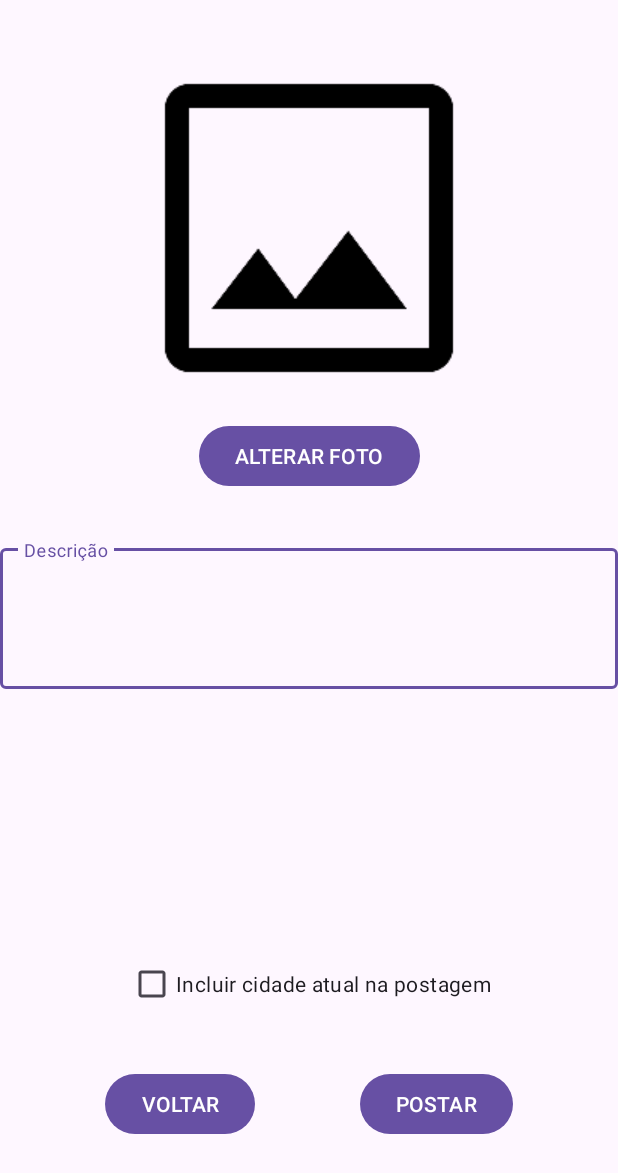
After one commit to Matheus-Mantovani/micro-rede-social, an Android app: the NewPostActivity screen opened directly, with no data from a screen before it, on a phone screen of 412 x 824 dp. The commit adds this screen. Shown: the top 1173 px of the screen. Run offline under Robolectric (Android 15) with nearby library versions, the phone set to English and light mode, and no system bars; our stand-ins replace Firebase (no records; nobody signed in at launch, a user with empty details on screens opened directly); pictures from the network do not load.

Commit message:
atualizacao nas interfaces e implementacao do NewPostActivity

```diff
--- a/app/build.gradle.kts
+++ b/app/build.gradle.kts
@@ -53,6 +53,7 @@ dependencies {
     implementation(libs.firebase.firestore)
     implementation(libs.jetbrains.kotlinx.coroutines.play.services)
     implementation(libs.volley)
+    implementation(libs.play.services.location)
     testImplementation(libs.junit)
     androidTestImplementation(libs.androidx.junit)
     androidTestImplementation(libs.androidx.espresso.core)
--- a/app/src/main/AndroidManifest.xml
+++ b/app/src/main/AndroidManifest.xml
@@ -4,6 +4,8 @@
 
     <uses-permission android:name="android.permission.INTERNET" />
     <uses-permission android:name="android.permission.POST_NOTIFICATIONS" />
+    <uses-permission android:name="android.permission.ACCESS_FINE_LOCATION" />
+    <uses-permission android:name="android.permission.ACCESS_COARSE_LOCATION" />
 
     <application
         android:allowBackup="true"
@@ -40,6 +42,9 @@
         <activity
             android:name=".PostActivity"
             android:exported="false" />
+        <activity
+            android:name=".NewPostActivity"
+            android:exported="false" />
     </application>
 
 </manifest>
--- a/app/src/main/java/br/edu/ifsp/dmo2/redesocial/LoginActivity.kt
+++ b/app/src/main/java/br/edu/ifsp/dmo2/redesocial/LoginActivity.kt
@@ -38,6 +38,7 @@ class LoginActivity : AppCompatActivity() {
 
         binding.btnVoltar.setOnClickListener {
             startActivity(Intent(this, MainActivity::class.java))
+            finish()
         }
     }
 }
--- a/app/src/main/java/br/edu/ifsp/dmo2/redesocial/MainActivity.kt
+++ b/app/src/main/java/br/edu/ifsp/dmo2/redesocial/MainActivity.kt
@@ -27,10 +27,12 @@ class MainActivity : AppCompatActivity() {
     private fun setOnClickListener() {
         binding.btnLogin.setOnClickListener {
             startActivity(Intent(this, LoginActivity::class.java))
+            finish()
         }
 
         binding.btnSignup.setOnClickListener {
             startActivity(Intent(this, SignUpActivity::class.java))
+            finish()
         }
     }
 }
--- a/app/src/main/java/br/edu/ifsp/dmo2/redesocial/model/Post.kt
+++ b/app/src/main/java/br/edu/ifsp/dmo2/redesocial/model/Post.kt
@@ -3,11 +3,11 @@ package br.edu.ifsp.dmo2.redesocial.model
 import android.graphics.Bitmap
 
 class Post(private val descricao: String, private val foto: Bitmap) {
-    public fun getDescricao(): String {
+    fun getDescricao(): String {
         return descricao
     }
 
-    public fun getFoto(): Bitmap {
+    fun getFoto(): Bitmap {
         return foto
     }
 }
--- a/app/src/main/res/layout/activity_login.xml
+++ b/app/src/main/res/layout/activity_login.xml
@@ -2,7 +2,6 @@
 <androidx.constraintlayout.widget.ConstraintLayout xmlns:android="http://schemas.android.com/apk/res/android"
     xmlns:app="http://schemas.android.com/apk/res-auto"
     xmlns:tools="http://schemas.android.com/tools"
-    android:id="@+id/main"
     android:layout_width="match_parent"
     android:layout_height="match_parent"
     android:layout_margin="8dp"
--- /dev/null
+++ b/app/src/main/res/layout/activity_new_post.xml
@@ -0,0 +1,94 @@
+<?xml version="1.0" encoding="utf-8"?>
+<androidx.constraintlayout.widget.ConstraintLayout xmlns:android="http://schemas.android.com/apk/res/android"
+    xmlns:app="http://schemas.android.com/apk/res-auto"
+    xmlns:tools="http://schemas.android.com/tools"
+    android:layout_width="match_parent"
+    android:layout_height="match_parent"
+    android:layout_margin="8dp"
+    tools:context=".NewPostActivity">
+
+    <ImageView
+        android:id="@+id/image_new_post"
+        android:layout_width="256dp"
+        android:layout_height="256dp"
+        android:layout_margin="24dp"
+        android:src="@drawable/image_256dp"
+        app:layout_constraintEnd_toEndOf="parent"
+        app:layout_constraintStart_toStartOf="parent"
+        app:layout_constraintTop_toTopOf="parent" />
+
+    <Button
+        android:id="@+id/button_change_photo"
+        android:layout_width="wrap_content"
+        android:layout_height="wrap_content"
+        android:text="ALTERAR FOTO"
+        app:layout_constraintEnd_toEndOf="parent"
+        app:layout_constraintStart_toStartOf="parent"
+        app:layout_constraintTop_toBottomOf="@id/image_new_post" />
+
+    <com.google.android.material.textfield.TextInputLayout
+        android:id="@+id/input_descricao_container"
+        android:layout_width="match_parent"
+        android:layout_height="0dp"
+        android:layout_marginTop="32dp"
+        android:layout_marginBottom="16dp"
+        android:hint="Descrição"
+        app:layout_constraintBottom_toTopOf="@id/checkbox_incluir_endereco"
+        app:layout_constraintEnd_toEndOf="parent"
+        app:layout_constraintStart_toStartOf="parent"
+        app:layout_constraintTop_toBottomOf="@id/button_change_photo">
+
+        <com.google.android.material.textfield.TextInputEditText
+            android:id="@+id/input_descricao"
+            android:layout_width="match_parent"
+            android:layout_height="wrap_content"
+            android:gravity="top"
+            android:minLines="3" />
+    </com.google.android.material.textfield.TextInputLayout>
+
+    <CheckBox
+        android:id="@+id/checkbox_incluir_endereco"
+        android:layout_width="wrap_content"
+        android:layout_height="wrap_content"
+        android:layout_marginBottom="32dp"
+        android:text="Incluir cidade atual na postagem"
+        app:layout_constraintBottom_toTopOf="@id/button_voltar"
+        app:layout_constraintEnd_toEndOf="parent"
+        app:layout_constraintStart_toStartOf="parent" />
+
+    <Button
+        android:id="@+id/button_voltar"
+        android:layout_width="wrap_content"
+        android:layout_height="wrap_content"
+        android:text="VOLTAR"
+        app:layout_constraintBottom_toBottomOf="@id/button_postar"
+        app:layout_constraintEnd_toStartOf="@+id/button_postar"
+        app:layout_constraintStart_toStartOf="parent" />
+
+    <Button
+        android:id="@+id/button_postar"
+        android:layout_width="wrap_content"
+        android:layout_height="wrap_content"
+        android:layout_marginBottom="64dp"
+        android:text="POSTAR"
+        app:layout_constraintBottom_toBottomOf="parent"
+        app:layout_constraintEnd_toEndOf="parent"
+        app:layout_constraintStart_toEndOf="@id/button_voltar" />
+
+    <FrameLayout
+        android:id="@+id/loadingOverlay"
+        android:layout_width="match_parent"
+        android:layout_height="match_parent"
+        android:background="#80000000"
+        android:visibility="gone"
+        android:clickable="true"
+        android:focusable="true">
+
+        <ProgressBar
+            android:id="@+id/progressBar"
+            android:layout_width="wrap_content"
+            android:layout_height="wrap_content"
+            android:layout_gravity="center"/>
+    </FrameLayout>
+
+</androidx.constraintlayout.widget.ConstraintLayout>
--- a/gradle/libs.versions.toml
+++ b/gradle/libs.versions.toml
@@ -17,6 +17,7 @@ credentialsPlayServicesAuth = "1.5.0"
 googleid = "1.1.1"
 firebaseFirestore = "25.1.3"
 volley = "1.2.1"
+playServicesLocation = "21.3.0"
 
 [libraries]
 androidx-core-ktx = { group = "androidx.core", name = "core-ktx", version.ref = "coreKtx" }
@@ -34,6 +35,7 @@ androidx-credentials-play-services-auth = { group = "androidx.credentials", name
 googleid = { group = "com.google.android.libraries.identity.googleid", name = "googleid", version.ref = "googleid" }
 firebase-firestore = { group = "com.google.firebase", name = "firebase-firestore", version.ref = "firebaseFirestore" }
 volley = { group = "com.android.volley", name = "volley", version.ref = "volley" }
+play-services-location = { group = "com.google.android.gms", name = "play-services-location", version.ref = "playServicesLocation" }
 
 [plugins]
 android-application = { id = "com.android.application", version.ref = "agp" }
```
Also changed, not shown: app/src/main/java/br/edu/ifsp/dmo2/redesocial/HomeActivity.kt (+9 -1 lines), app/src/main/java/br/edu/ifsp/dmo2/redesocial/NewPostActivity.kt (added, +187 -0 lines), app/src/main/java/br/edu/ifsp/dmo2/redesocial/ProfileActivity.kt (+17 -11 lines), app/src/main/java/br/edu/ifsp/dmo2/redesocial/util/LocalizacaoHelper.kt (added, +83 -0 lines), app/src/main/res/layout/activity_home.xml (+10 -2 lines), app/src/main/res/layout/post_item.xml (+8 -6 lines), app/src/main/res/drawable/image_24dp.png (added), app/src/main/res/drawable/image_256dp.png (added).
